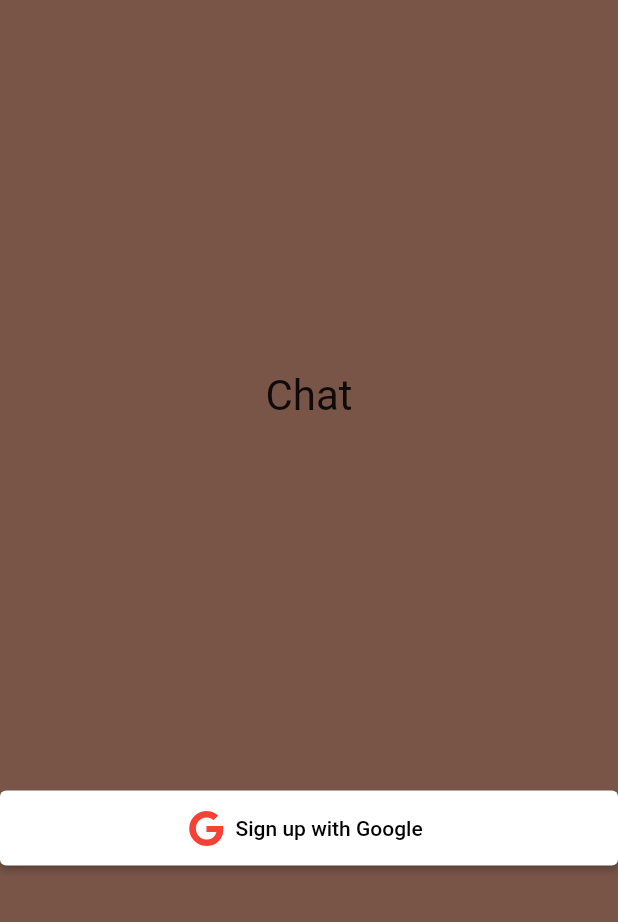
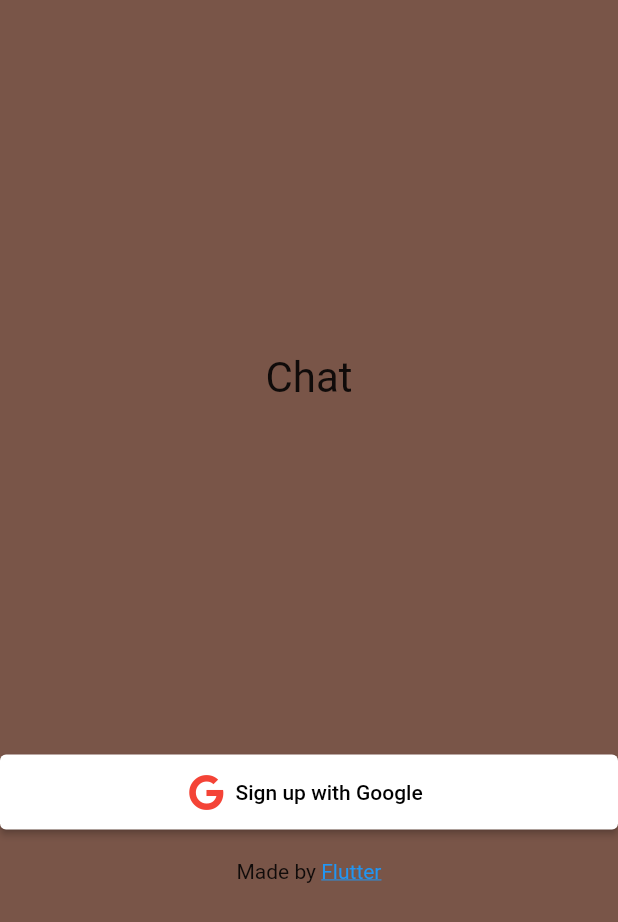
Before and after one commit to vmzagasailo/test_chat, a Flutter app: the screen it shows after launch, on a phone screen of 412 x 824 dp. Shown: the top 922 px of the screen. Run offline on Flutter 3.47's test engine with Material 2 defaults, Android fonts, the phone set to English and light mode, and no system bars; our stand-ins replace font_awesome_flutter, google_sign_in.

Commit message:
lib/screens/sign_in_screen.dart

```diff
--- a/lib/screens/sign_in_screen.dart
+++ b/lib/screens/sign_in_screen.dart
@@ -1,11 +1,22 @@
 import 'package:flutter/material.dart';
 import 'package:font_awesome_flutter/font_awesome_flutter.dart';
 import 'package:test_chat/api/google_signin_api.dart';
+import 'package:flutter/gestures.dart';
+import 'package:url_launcher/url_launcher.dart';
 
 import './chat_screen.dart';
 import 'chat_screen.dart';
 
 class SignInScreen extends StatelessWidget {
+  _launchUrl() async {
+    const url = 'https://flutter.dev';
+    if (await canLaunch(url)) {
+      await launch(url);
+    } else {
+      throw 'Could not launch $url';
+    }
+  }
+
   @override
   Widget build(BuildContext context) {
     Future signIn() async {
@@ -16,7 +27,6 @@ class SignInScreen extends StatelessWidget {
       } else {
         Navigator.of(context).pushReplacement(
             MaterialPageRoute(builder: (context) => ChatScreen(user: user)));
-            // Navigator.of(context).pushNamed(ChatScreen.routeName, arguments: user);
       }
     }
 
@@ -31,6 +41,8 @@ class SignInScreen extends StatelessWidget {
                 'Chat',
                 textScaleFactor: 2,
               ),
+              Column(
+                children: [
                   ElevatedButton.icon(
                     style: ElevatedButton.styleFrom(
                       primary: Colors.white,
@@ -44,6 +56,25 @@ class SignInScreen extends StatelessWidget {
                     label: Text('Sign up with Google'),
                     onPressed: signIn,
                   ),
+                  SizedBox(height: 20),
+                  Row(
+                    mainAxisAlignment: MainAxisAlignment.center,
+                    children: [
+                      Text('Made by '),
+                      GestureDetector(
+                        onTap: _launchUrl,
+                        child: Text(
+                          'Flutter',
+                          style: TextStyle(
+                            color: Colors.blue,
+                            decoration: TextDecoration.underline,
+                          ),
+                        ),
+                      ),
+                    ],
+                  )
+                ],
+              ),
             ],
           ),
         ),
```
Lines whose indentation alone changed are shown as unchanged.
